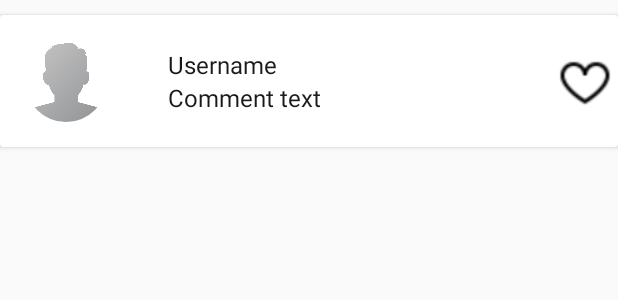
After one commit to Raghavarya2002/Instagram-Clone, an Android app: the layout comments_item_layout.xml on its own in the app's theme, with its tools: preview values and no code run, on a phone screen of 412 x 824 dp. The commit adds this screen. Shown: the top 300 px of the screen. Run offline under Robolectric (Android 15) with nearby library versions, the light colour scheme and no system bars.

Commit message:
Updated files

```diff
--- /dev/null
+++ b/app/src/main/res/layout/comments_item_layout.xml
@@ -0,0 +1,72 @@
+<?xml version="1.0" encoding="utf-8"?>
+<androidx.cardview.widget.CardView
+    xmlns:android="http://schemas.android.com/apk/res/android"
+    android:orientation="vertical"
+    android:layout_width="match_parent"
+    android:layout_height="wrap_content"
+    android:layout_marginTop="10dp">
+
+    <RelativeLayout
+        xmlns:android="http://schemas.android.com/apk/res/android"
+        android:layout_width="match_parent"
+        android:layout_height="wrap_content"
+        android:layout_margin="1dp"
+        >
+
+
+        <de.hdodenhof.circleimageview.CircleImageView
+            android:layout_width="65dp"
+            android:layout_height="65dp"
+            android:id="@+id/user_profile_image_comment"
+            android:src="@drawable/profile"
+            android:layout_alignParentStart="true"
+            android:padding="5dp"
+            android:layout_margin="10dp"
+
+            />
+
+        <RelativeLayout
+            android:layout_width="wrap_content"
+            android:layout_height="wrap_content"
+            android:layout_centerVertical="true"
+            android:layout_margin="15dp"
+            android:layout_toEndOf="@+id/user_profile_image_comment"
+            >
+
+            <TextView
+                android:id="@+id/user_name_comment"
+                android:layout_width="wrap_content"
+                android:layout_height="wrap_content"
+                android:layout_marginLeft="10dp"
+                android:text="Username"
+                android:textColor="@color/colorBlack"
+                android:textSize="16sp" />
+
+            <TextView
+                android:id="@+id/comment_comment"
+                android:layout_width="wrap_content"
+                android:layout_height="wrap_content"
+                android:layout_marginLeft="10dp"
+                android:layout_below="@+id/user_name_comment"
+                android:text="Comment text"
+                android:textColor="@color/colorBlack"
+                android:textSize="16sp" />
+
+
+        </RelativeLayout>
+
+        <ImageView
+            android:id="@+id/comment_image_like_btn"
+            android:layout_width="41dp"
+            android:layout_height="40dp"
+            android:layout_centerVertical="true"
+            android:layout_alignParentEnd="true"
+            android:src="@drawable/heart_not_clicked"
+            />
+
+
+
+
+    </RelativeLayout>
+
+</androidx.cardview.widget.CardView>
```
Also changed, not shown: app/src/main/java/com/example/instagram/Adapter/CommentsAdapter.kt (added, +86 -0 lines), app/src/main/java/com/example/instagram/CommentsActivity.kt (+71 -1 lines), app/src/main/java/com/example/instagram/Model/Comment.kt (added, +26 -0 lines).
